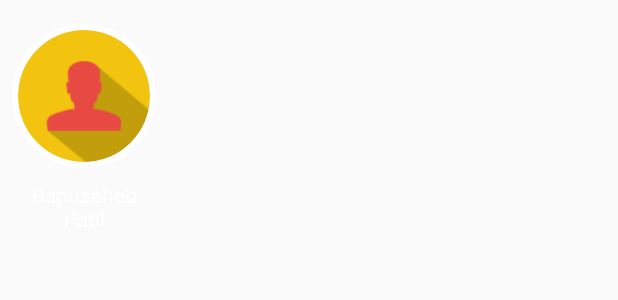
After one commit to bapspatil/Pantheon, an Android app: the layout rv_team_member.xml on its own in the app's theme, with its tools: preview values and no code run, on a phone screen of 412 x 824 dp. The commit adds this screen. Shown: the top 300 px of the screen. Run offline under Robolectric (Android 15) with nearby library versions, the light colour scheme and no system bars.

Commit message:
Set up RecyclerView for team info

```diff
--- a/app/build.gradle
+++ b/app/build.gradle
@@ -42,6 +42,7 @@ dependencies {
     implementation "com.squareup.retrofit2:converter-gson:2.3.0"
     implementation "com.google.code.gson:gson:2.8.2"
     implementation "org.aviran.cookiebar2:cookiebar2:1.0.5"
+    implementation "de.hdodenhof:circleimageview:2.2.0"
 
     annotationProcessor "com.jakewharton:butterknife-compiler:8.8.1"
     annotationProcessor "com.github.bumptech.glide:compiler:4.4.0"
--- /dev/null
+++ b/app/src/main/res/layout/rv_team_member.xml
@@ -0,0 +1,30 @@
+<?xml version="1.0" encoding="utf-8"?>
+<LinearLayout
+    xmlns:android="http://schemas.android.com/apk/res/android"
+    xmlns:app="http://schemas.android.com/apk/res-auto"
+    xmlns:tools="http://schemas.android.com/tools"
+    android:layout_width="wrap_content"
+    android:layout_height="wrap_content"
+    android:layout_margin="8dp"
+    android:orientation="vertical">
+
+    <de.hdodenhof.circleimageview.CircleImageView
+        android:id="@+id/avatar_iv"
+        android:layout_width="96dp"
+        android:layout_height="96dp"
+        android:layout_marginTop="8dp"
+        android:layout_gravity="center"
+        app:civ_border_color="#FFF"
+        app:civ_border_width="4dp"
+        tools:src="@drawable/user_placeholder"/>
+
+    <TextView
+        android:id="@+id/name_tv"
+        android:layout_width="96dp"
+        android:layout_height="wrap_content"
+        android:layout_gravity="center"
+        android:padding="8dp"
+        android:gravity="center"
+        android:textColor="#FFF"
+        tools:text="Bapusaheb Patil"/>
+</LinearLayout>
```
Also changed, not shown: app/src/main/AndroidManifest.xml (+8 -1 lines), app/src/main/java/bapspatil/pantheon/adapters/TeamRecyclerViewAdapter.java (added, +65 -0 lines), app/src/main/java/bapspatil/pantheon/ui/TeamActivity.java (+45 -1 lines), app/src/main/res/layout/activity_team.xml (+15 -2 lines).
